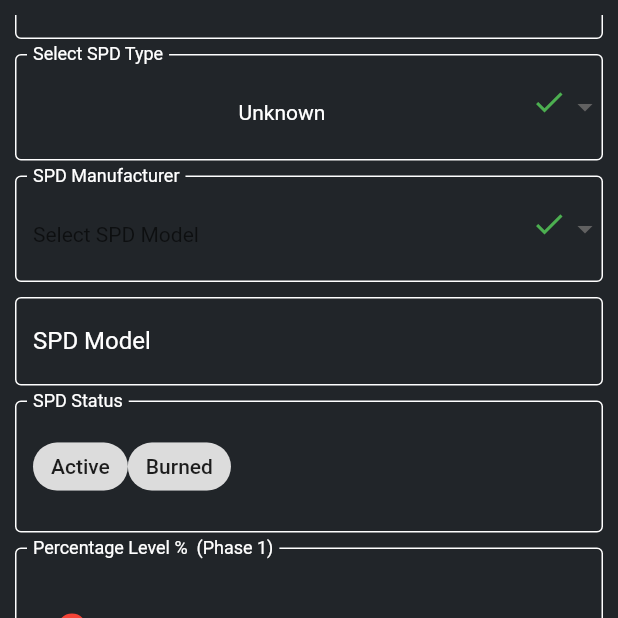
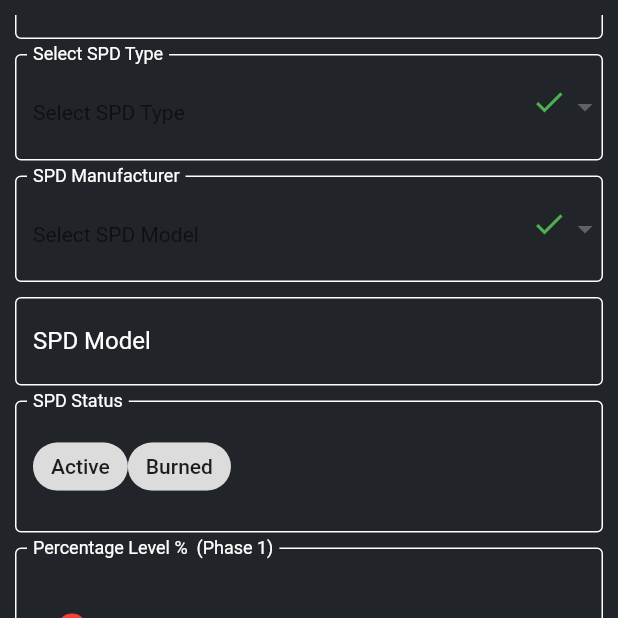
Before and after one commit to JMNaveeth/SLT_First_Project, a Flutter app: the CompleteForm screen opened directly, scrolled down 576 dp, on a phone screen of 412 x 824 dp, the top half of it. Run offline on Flutter 3.47's test engine with Material 3 defaults, Android fonts, the phone set to English and light mode, and no system bars; drawn by our look-alikes of flutter_form_builder; our stand-ins replace another_flushbar, form_builder_validators, shared_preferences; accounts and stored records are empty.

Commit message:
Enhance CompleteForm by adding updatedValues map for improved state management and refactor dropdown items to streamline handling of 'Other' option in region and SPD type selections

```diff
--- a/lib/2nd sub folder/SPD Maitenance/AddACSPD/AddacSPD.dart
+++ b/lib/2nd sub folder/SPD Maitenance/AddACSPD/AddacSPD.dart
@@ -1770,6 +1770,8 @@ class _CompleteFormState extends State<CompleteForm> {
   String _status = '';
   String? selectedRTOM;
   String? selectedRegion;
+  Map<String, dynamic> updatedValues = {};
+
   bool autoValidate = true;
   bool readOnly = false;
   bool showSegmentedControl = true;
@@ -1830,9 +1832,10 @@ class _CompleteFormState extends State<CompleteForm> {
     'WPS',
     'WPSE',
     'WPSW',
-    'UVA', 'Other',
+    'UVA',
+    'Other',
   ];
-  var SPDTypes = ['Type 1', 'Type1+2', 'Type 2', 'Type 3', 'Unknown', 'Other',];
+  var SPDTypes = ['Type 1', 'Type1+2', 'Type 2', 'Type 3', 'Unknown', 'Other'];
   var SPDBrands = [
     'Citel',
     'Critec',
@@ -1898,7 +1901,7 @@ class _CompleteFormState extends State<CompleteForm> {
 
   void _onChanged(dynamic val) => debugPrint(val.toString());
 
- void _showCustomBrandDialog({
+  void _showCustomBrandDialog({
     required String key,
     required List<String?> brandList,
     required Map<String, dynamic> formData,
@@ -1958,37 +1961,22 @@ class _CompleteFormState extends State<CompleteForm> {
                   Navigator.of(context).pop();
                 },
               ),
-            TextButton(
+              TextButton(
                 child: const Text("OK"),
                 onPressed: () {
                   String customBrand = customBrandController.text.trim();
                   if (customBrand.isNotEmpty) {
                     setState(() {
-                      // 1. Add to the list
-                      if (!brandList.contains(customBrand)) { // Avoid duplicates if any
-                        brandList.remove("Other"); // Remove 'Other'
-                        brandList.add(customBrand); // Add the new custom brand
-                        brandList.add("Other"); // Add 'Other' back at the end
+                      // Remove if already exists (avoid duplicates)
+                      brandList.remove(customBrand);
+                      // Insert before "Other" if present, else add to end
+                      int otherIndex = brandList.indexOf("Other");
+                      if (otherIndex != -1) {
+                        brandList.insert(otherIndex, customBrand);
+                      } else {
+                        brandList.add(customBrand);
                       }
-
-                      // 2. Update FormBuilder field value
-                      _formKey.currentState?.fields[formKey]?.didChange(customBrand);
-
-                      // 3. Update related state variables and logic
-                      if (formKey == 'province') {
-                        _selectedValues['province'] = customBrand;
-                        selectedRegion = customBrand;
-                        selectedRTOM = null; // Reset dependent field
-                        _regionHasError = !(_formKey.currentState?.fields['province']?.validate() ?? false);
-                        _formKey.currentState?.fields['Rtom_name']?.reset();
-                        _formKey.currentState?.fields['Rtom_name']?.didChange(null);
-                      } else if (formKey == 'SPDType') {
-                        // Assuming 'SPDType' is the formKey for SPDType dropdown
-                        _aBrandHasError = !(_formKey.currentState?.fields['SPDType']?.validate() ?? false);
-                      } else if (formKey == 'SPD_Manu') {
-                        // Assuming 'SPD_Manu' is the formKey for SPD Manufacturer dropdown
-                        _eBrandHasError = !(_formKey.currentState?.fields['SPD_Manu']?.validate() ?? false);
-                      }
+                      formData[formKey] = customBrand; // Set as selected
                     });
                   }
                   Navigator.of(context).pop();
@@ -2000,7 +1988,6 @@ class _CompleteFormState extends State<CompleteForm> {
       },
     );
   }
-
 
   @override
   Widget build(BuildContext context) {
@@ -2033,6 +2020,10 @@ class _CompleteFormState extends State<CompleteForm> {
                     //Region Select
                     FormBuilderDropdown<String>(
                       name: 'province',
+                      initialValue:
+                          Regions.contains(updatedValues["province"])
+                              ? updatedValues["province"] as String?
+                              : null, // Default value
                       style: TextStyle(color: customColors.mainTextColor),
 
                       decoration: InputDecoration(
@@ -2050,30 +2041,54 @@ class _CompleteFormState extends State<CompleteForm> {
                       validator: FormBuilderValidators.compose([
                         FormBuilderValidators.required(),
                       ]),
-                      items: Regions.map(
-                        (Regions) => DropdownMenuItem(
-                          alignment: AlignmentDirectional.center,
-                          value: Regions,
-                          child: Text(Regions),
+                      items: [
+                        ...Regions.where(
+                          (String value) => value != "Other",
+                        ).map((String value) {
+                          return DropdownMenuItem<String>(
+                            value: value,
+                            child: Text(
+                              value,
+                              style: TextStyle(
+                                fontSize: 12,
+                                color: customColors.mainTextColor,
+                              ),
+                            ),
+                          );
+                        }).toList(),
+                        DropdownMenuItem<String>(
+                          value: "Other",
+                          child: Text(
+                            "Other",
+                            style: TextStyle(
+                              fontSize: 12,
+                              color: customColors.mainTextColor,
+                            ),
+                          ),
                         ),
-                      ).toList(),
+                      ],
                       onChanged: (val) {
-                        if (val == 'Other') {
+                        if (val == "Other") {
                           _showCustomBrandDialog(
-                            key: 'province_dialog', // Unique key for the dialog context if needed
+                            key: "province",
                             brandList: Regions,
-                            formData: _formKey.currentState!.value, // Pass current form data
-                            formKey: 'province', // Field name
+                            formData: updatedValues,
+                            formKey: "province",
                           );
                         } else {
                           setState(() {
                             _selectedValues['province'] = val!;
                             selectedRegion = val;
-                            selectedRTOM = null; // Reset dependent field
-                            _regionHasError = !(_formKey.currentState?.fields['province']?.validate() ?? false);
-                            _formKey.currentState?.fields['Rtom_name']?.reset();
-                            _formKey.currentState?.fields['Rtom_name']?.didChange(null); // Clear previous selection and validation
+                            selectedRTOM = null;
+                            _regionHasError =
+                                !(_formKey.currentState?.fields['province']
+                                        ?.validate() ??
+                                    false);
+                            // Reset the 'Rtom_name' field value and clear validation errors
+                            _formKey.currentState?.fields['Rtom_name']
+                                ?.didChange(null);
                           });
+                          //  print('Region: ' + _selectedValues['Region'].toString());
                         }
                       },
                       valueTransformer: (val) => val?.toString(),
@@ -2284,7 +2299,10 @@ class _CompleteFormState extends State<CompleteForm> {
                       name: 'SPDType',
                       style: TextStyle(color: customColors.mainTextColor),
 
-                      initialValue: 'Unknown',
+                      initialValue:
+                          Regions.contains(updatedValues["SPDType"])
+                              ? updatedValues["SPDType"] as String?
+                              : null, // Default value
                       decoration: InputDecoration(
                         labelText: 'Select SPD Type',
                         suffix:
@@ -2300,14 +2318,33 @@ class _CompleteFormState extends State<CompleteForm> {
                       validator: FormBuilderValidators.compose([
                         FormBuilderValidators.required(),
                       ]),
-                      items:
-                          SPDTypes.map(
-                            (aBrand) => DropdownMenuItem(
-                              alignment: AlignmentDirectional.center,
-                              value: aBrand,
-                              child: Text(aBrand),
+
+                      items: [
+                        ...SPDTypes.where(
+                          (String value) => value != "Other",
+                        ).map((String value) {
+                          return DropdownMenuItem<String>(
+                            value: value,
+                            child: Text(
+                              value,
+                              style: TextStyle(
+                                fontSize: 12,
+                                color: customColors.mainTextColor,
+                              ),
                             ),
-                          ).toList(),
+                          );
+                        }).toList(),
+                        DropdownMenuItem<String>(
+                          value: "Other",
+                          child: Text(
+                            "Other",
+                            style: TextStyle(
+                              fontSize: 12,
+                              color: customColors.mainTextColor,
+                            ),
+                          ),
+                        ),
+                      ],
                       onChanged: (val) {
                         setState(() {
                           _aBrandHasError =
```
